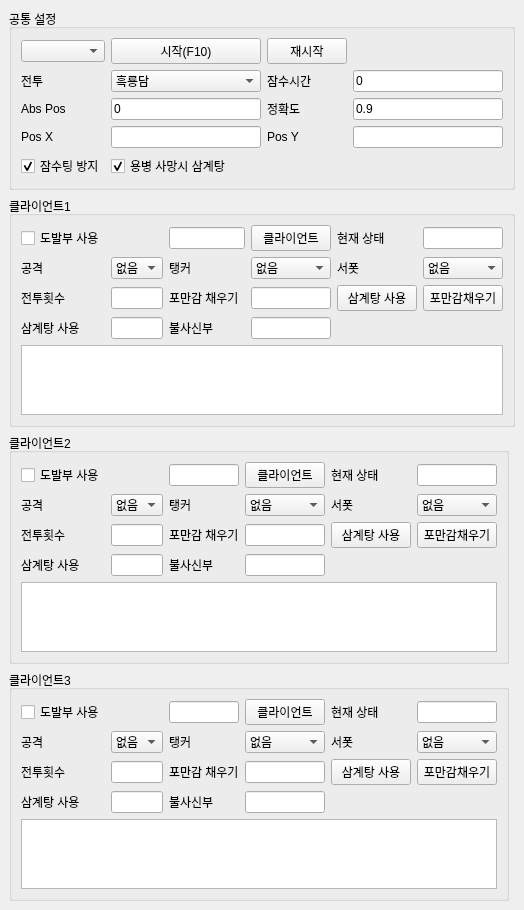
The window that UI/test.ui (KimByungSu1/pythonProject) describes before a commit, drawn with Qt 5.
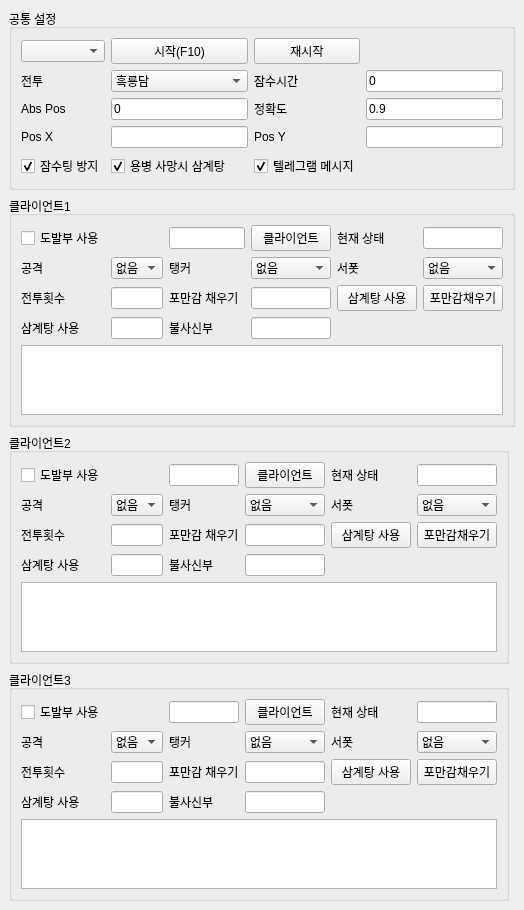
The same window after the commit.

```diff
--- a/UI/test.ui
+++ b/UI/test.ui
@@ -476,6 +476,16 @@
          </property>
         </widget>
        </item>
+       <item row="4" column="5">
+        <widget class="QCheckBox" name="chkb_telegram">
+         <property name="text">
+          <string>텔레그램 메시지</string>
+         </property>
+         <property name="checked">
+          <bool>true</bool>
+         </property>
+        </widget>
+       </item>
       </layout>
      </widget>
     </item>
```
